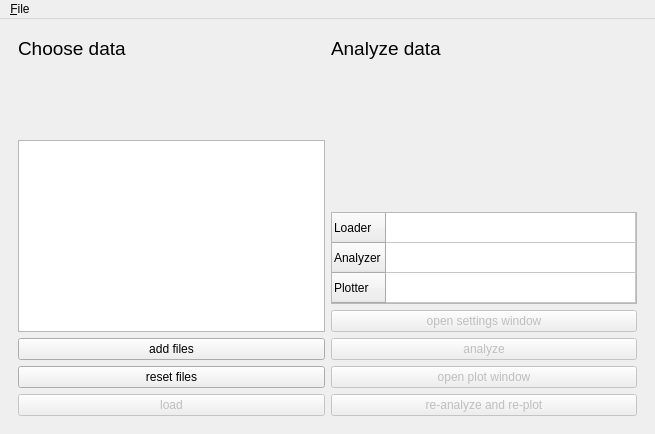
Before: the Qt Designer form qkit/analysis/semiconductor/main/ui/main_window.ui in qkitgroup/qkit, drawn with Qt 5.
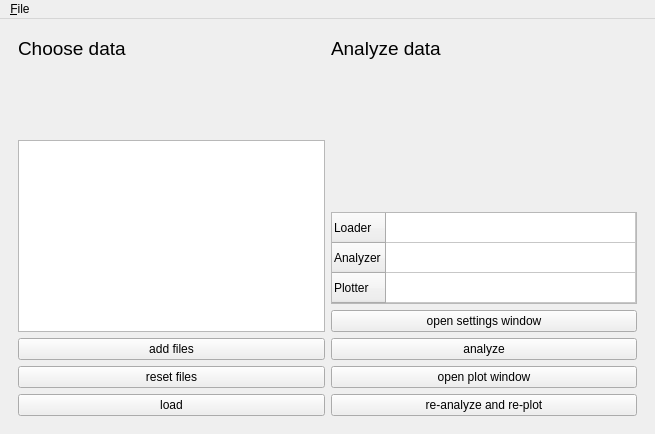
After: the same form once the commit is applied.

Patch:
```diff
--- a/qkit/analysis/semiconductor/main/ui/main_window.ui
+++ b/qkit/analysis/semiconductor/main/ui/main_window.ui
@@ -87,7 +87,7 @@
          <item>
           <widget class="QPushButton" name="button_load">
            <property name="enabled">
-            <bool>false</bool>
+            <bool>true</bool>
            </property>
            <property name="text">
             <string>load</string>
@@ -188,7 +188,7 @@
          <item>
           <widget class="QPushButton" name="button_settings">
            <property name="enabled">
-            <bool>false</bool>
+            <bool>true</bool>
            </property>
            <property name="sizePolicy">
             <sizepolicy hsizetype="Minimum" vsizetype="Fixed">
@@ -207,7 +207,7 @@
          <item>
           <widget class="QPushButton" name="button_analyze">
            <property name="enabled">
-            <bool>false</bool>
+            <bool>true</bool>
            </property>
            <property name="text">
             <string>analyze</string>
@@ -217,7 +217,7 @@
          <item>
           <widget class="QPushButton" name="button_plot">
            <property name="enabled">
-            <bool>false</bool>
+            <bool>true</bool>
            </property>
            <property name="text">
             <string>open plot window</string>
@@ -227,7 +227,7 @@
          <item>
           <widget class="QPushButton" name="button_replot_reanalyze">
            <property name="enabled">
-            <bool>false</bool>
+            <bool>true</bool>
            </property>
            <property name="text">
             <string>re-analyze and re-plot</string>
```
